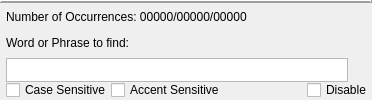
The window that programs/KJVCanOpener/KJVSearchPhraseEdit.ui (dewhisna/KingJamesPureBibleSearch) describes before a commit, drawn with Qt 5.
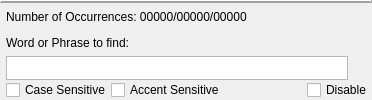
The same window after the commit. Icons and pictures are not drawn. Custom widgets are drawn as their Qt base class.

The edit to the form file:
```diff
--- a/programs/KJVCanOpener/KJVSearchPhraseEdit.ui
+++ b/programs/KJVCanOpener/KJVSearchPhraseEdit.ui
@@ -233,7 +233,7 @@
              <property name="maximumSize">
               <size>
                <width>16777215</width>
-               <height>20</height>
+               <height>24</height>
               </size>
              </property>
              <property name="verticalScrollBarPolicy">
@@ -301,6 +301,12 @@
         <layout class="QHBoxLayout" name="horizontalLayout_4">
          <item>
           <widget class="QCheckBox" name="chkCaseSensitive">
+           <property name="sizePolicy">
+            <sizepolicy hsizetype="Preferred" vsizetype="Fixed">
+             <horstretch>0</horstretch>
+             <verstretch>0</verstretch>
+            </sizepolicy>
+           </property>
            <property name="text">
             <string>Case Sensitive</string>
            </property>
@@ -308,6 +314,12 @@
          </item>
          <item>
           <widget class="QCheckBox" name="chkAccentSensitive">
+           <property name="sizePolicy">
+            <sizepolicy hsizetype="Preferred" vsizetype="Fixed">
+             <horstretch>0</horstretch>
+             <verstretch>0</verstretch>
+            </sizepolicy>
+           </property>
            <property name="text">
             <string>Accent Sensitive</string>
            </property>
@@ -328,6 +340,12 @@
          </item>
          <item>
           <widget class="QCheckBox" name="chkDisable">
+           <property name="sizePolicy">
+            <sizepolicy hsizetype="Preferred" vsizetype="Fixed">
+             <horstretch>0</horstretch>
+             <verstretch>0</verstretch>
+            </sizepolicy>
+           </property>
            <property name="text">
             <string>Disable</string>
            </property>
```
